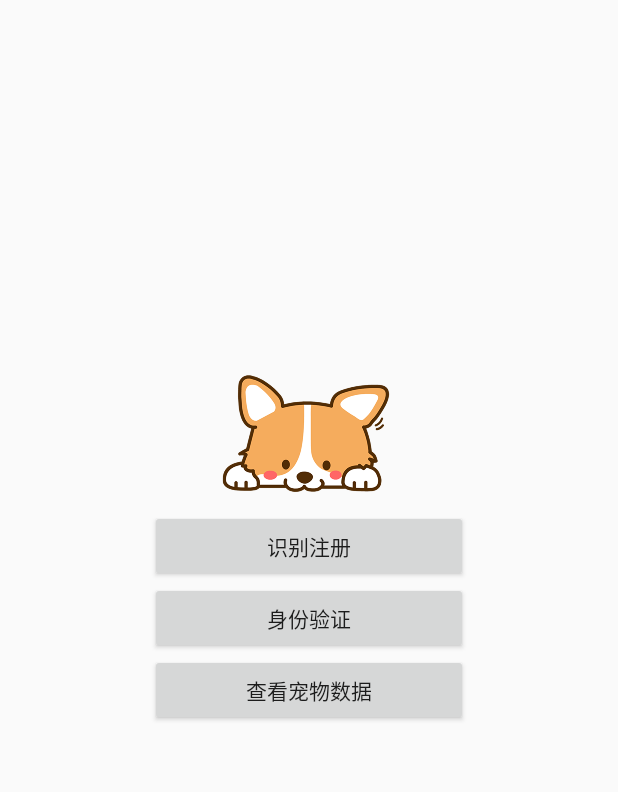
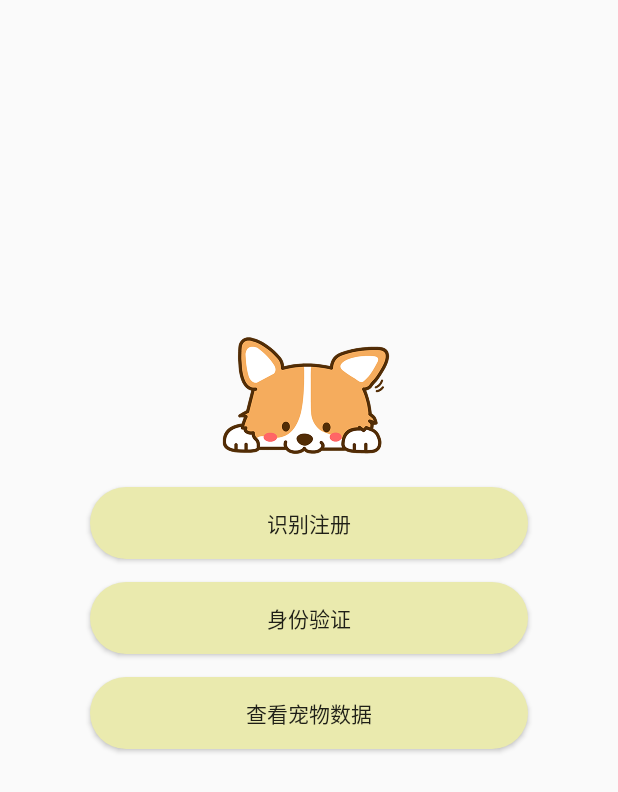
Before and after one commit to Kwiecien6/petIdentifyApp, an Android app: the screen it shows after launch (MainActivity), on a phone screen of 412 x 824 dp. Shown: the top 792 px of the screen. Run offline under Robolectric (Android 15) with nearby library versions, the phone set to English and light mode, and no system bars.

Commit message:
8.检测界面添加开始按钮；按钮美化；

```diff
--- a/app/src/main/AndroidManifest.xml
+++ b/app/src/main/AndroidManifest.xml
@@ -38,6 +38,7 @@
         <activity android:name=".activity.ViewDataActivity" />
 
         <activity android:name=".activity.DetectActivity"
+            android:theme="@android:style/Theme.NoTitleBar.Fullscreen"
             android:configChanges="orientation"
             android:screenOrientation="landscape">
         </activity>
--- a/app/src/main/java/com/jyq/petidentifyapp/activity/RegisterActivity.java
+++ b/app/src/main/java/com/jyq/petidentifyapp/activity/RegisterActivity.java
@@ -91,6 +91,7 @@ public class RegisterActivity extends AppCompatActivity {
                String path = dbHelper.saveBitmapToLocal(bitmap);
                pet.setPetPicPath(path);
                Log.d(TAG, "submitUserInfo: " + pet.toString());
+
                dbHelper.insert(pet);
                dbHelper.close();
                ToastUtil.showToast(RegisterActivity.this, "注册成功", 0);
--- /dev/null
+++ b/app/src/main/res/drawable/button_drawable.xml
@@ -0,0 +1,17 @@
+<?xml version="1.0" encoding="utf-8" ?>
+<!--相当于做了一张圆角的图片,然后给button作为背景图片-->
+<shape xmlns:android="http://schemas.android.com/apk/res/android"
+    android:shape="rectangle">
+    <!--设置背景色-->
+    <solid android:color="#EAEAAE" />
+    <!--设置圆角-->
+    <corners android:radius="105dip" />
+    <padding
+        android:bottom="12dp"
+        android:left="63dp"
+        android:right="63dp"
+        android:top="12dp"
+        />
+    <!--设置边框线的宽度和颜色-->
+
+</shape>
--- a/app/src/main/res/layout/activity_main.xml
+++ b/app/src/main/res/layout/activity_main.xml
@@ -25,7 +25,9 @@
             android:id="@+id/register"
             android:layout_width="match_parent"
             android:layout_height="wrap_content"
-            android:layout_marginHorizontal="100dp"
+            android:layout_marginHorizontal="60dp"
+            android:layout_marginTop="10dp"
+            android:background="@drawable/button_drawable"
             android:text="识别注册" />
 
         <Button
@@ -33,7 +35,9 @@
             android:layout_width="match_parent"
             android:layout_height="wrap_content"
             android:layout_below="@id/register"
-            android:layout_marginHorizontal="100dp"
+            android:layout_marginHorizontal="60dp"
+            android:layout_marginTop="15dp"
+            android:background="@drawable/button_drawable"
             android:text="身份验证" />
 
         <Button
@@ -41,7 +45,10 @@
             android:layout_width="match_parent"
             android:layout_height="wrap_content"
             android:layout_below="@id/verify"
-            android:layout_marginHorizontal="100dp"
+            android:layout_marginHorizontal="60dp"
+            android:layout_marginTop="15dp"
+            android:layout_marginBottom="10dp"
+            android:background="@drawable/button_drawable"
             android:text="查看宠物数据" />
 
     </LinearLayout>
```
Also changed, not shown: app/src/main/java/com/jyq/petidentifyapp/activity/DetectActivity.java (+25 -2 lines), app/src/main/res/layout/activity_detect.xml (+10 -0 lines), app/src/main/res/drawable/circle_drawable.png (added), app/src/main/res/drawable/circle_drawable_unselect.png (added).
